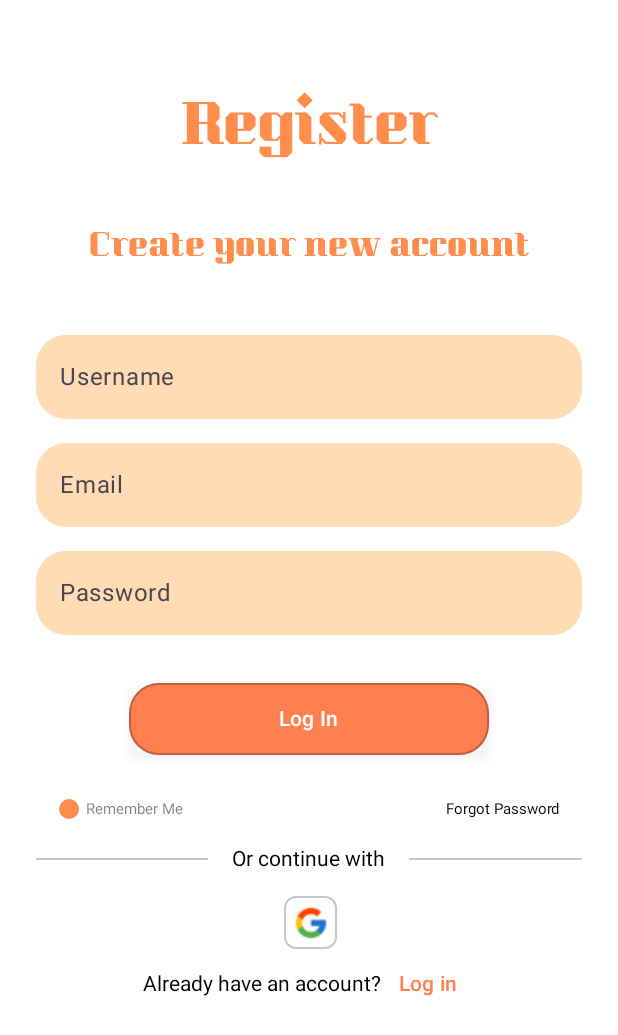
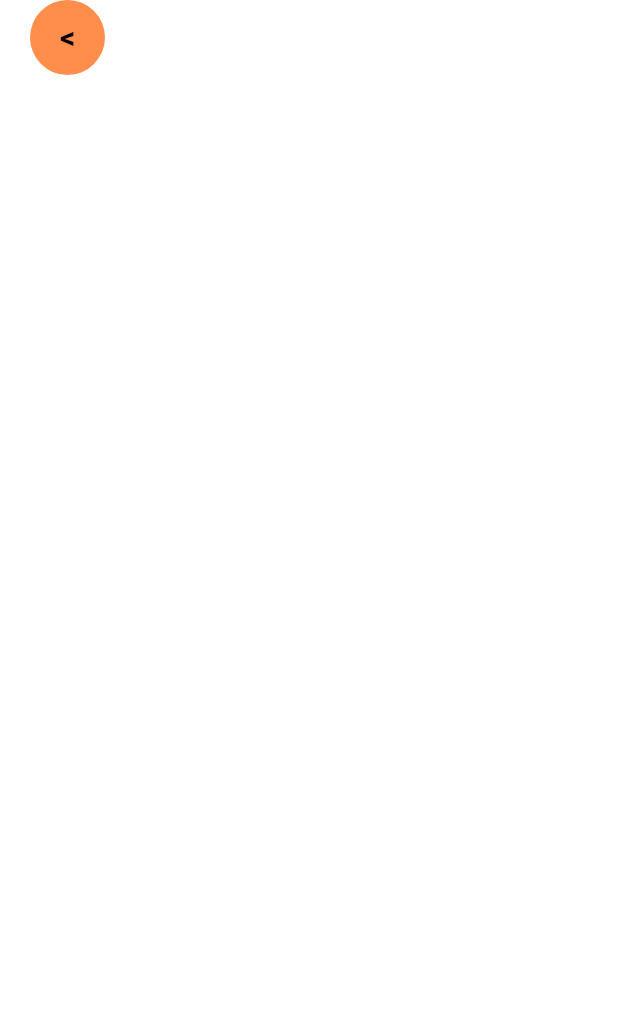
Before and after one commit to macalingagerald/PetPal_diffVer, an Android app built with Jetpack Compose: the @Preview function RegisterScreen, on a phone screen of 412 x 824 dp. Shown: the top 1035 px of the screen. Run offline under Robolectric (Android 15) with nearby library versions, the phone set to English and light mode, and no system bars.

Commit message:
di pa tapos polishing niyan a

```diff
--- a/PetPal2/app/src/main/java/com/example/petpal/MainActivity.kt
+++ b/PetPal2/app/src/main/java/com/example/petpal/MainActivity.kt
@@ -17,8 +17,7 @@ class MainActivity : ComponentActivity() {
     override fun onCreate(savedInstanceState: Bundle?) {
         super.onCreate(savedInstanceState)
         setContent {
-            PetPalTheme {
-            }
+            LoginScreen()
         }
     }
 }
--- a/PetPal2/app/src/main/java/com/example/petpal/Register.kt
+++ b/PetPal2/app/src/main/java/com/example/petpal/Register.kt
@@ -41,6 +41,7 @@ import androidx.compose.ui.draw.shadow
 import androidx.compose.ui.graphics.Color
 import androidx.compose.ui.res.painterResource
 import androidx.compose.ui.text.TextStyle
+import androidx.compose.ui.text.font.FontWeight
 import androidx.compose.ui.text.input.PasswordVisualTransformation
 import androidx.compose.ui.text.style.TextAlign
 import androidx.compose.ui.tooling.preview.Preview
@@ -73,213 +74,33 @@ fun RegisterScreen() {
     Box(
         modifier = Modifier
             .fillMaxSize()
+            .background(Color.White)
             .safeDrawingPadding()
-            .background(Color.White)
     ) {
-        Column(
+        Row(
             modifier = Modifier
-                .fillMaxSize()
-                .padding(24.dp),
-            horizontalAlignment = Alignment.CenterHorizontally
+                .fillMaxWidth()
+                .align(Alignment.TopStart),
         ) {
-
-
-            Spacer(modifier = Modifier.height(32.dp))
-
-            Text(
-                text = "Register",
-                style = TextStyle(
-                    fontSize = 35.sp,
-                    fontFamily = kumarOne,
-                    color = smth_orange,
+            Button(
+                onClick = {},
+                shape = CircleShape,
+                colors = ButtonDefaults.buttonColors
+                    (containerColor = smth_orange,
+                    contentColor = smth_orange),
+                modifier = Modifier
+                    .size(50.dp)
+                    .offset(x = (20).dp)
+            ) {
+                Text(
+                    text = "<",
                     textAlign = TextAlign.Center,
+                    style = TextStyle(
+                        fontSize = 20.sp,
+                        color = Color.Black,
+                        fontWeight = FontWeight.Bold
+                    )
                 )
-            )
-
-            Spacer(modifier = Modifier.height(29.dp))
-            Text(
-                text = "Create your new account",
-                style = TextStyle(
-                    fontSize = 20.sp,
-                    fontFamily = kumarOne,
-                    color = smth_orange,
-                    textAlign = TextAlign.Center,
-                )
-            )
-
-            Spacer(modifier = Modifier.height(32.dp))
-
-            // Username TextField
-            TextField(
-                value = username,
-                onValueChange = { username = it },
-                placeholder = { Text("Username") },
-                modifier = Modifier
-                    .fillMaxWidth()
-                    .padding(vertical = 8.dp),
-                colors = TextFieldDefaults.colors(
-                    focusedTextColor = Color.Black,
-                    unfocusedTextColor = Color.Black,
-                    focusedContainerColor = light_orange,
-                    unfocusedContainerColor = light_orange,
-                    focusedIndicatorColor = Color.Transparent,
-                    unfocusedIndicatorColor = Color.Transparent,
-                    disabledIndicatorColor = Color.Transparent
-                ),
-                shape = RoundedCornerShape(20.dp)
-            )
-
-            // Email TextField
-            TextField(
-                value = email,
-                onValueChange = { email = it },
-                placeholder = { Text("Email") },
-                modifier = Modifier
-                    .fillMaxWidth()
-                    .padding(vertical = 8.dp),
-                colors = TextFieldDefaults.colors(
-                    focusedTextColor = Color.Black,
-                    unfocusedTextColor = Color.Black,
-                    focusedContainerColor = light_orange,
-                    unfocusedContainerColor = light_orange,
-                    focusedIndicatorColor = Color.Transparent,
-                    unfocusedIndicatorColor = Color.Transparent,
-                    disabledIndicatorColor = Color.Transparent
-                ),
-                shape = RoundedCornerShape(20.dp)
-            )
-
-            // Password TextField
-            TextField(
-                value = password,
-                onValueChange = { password = it },
-                placeholder = { Text("Password") },
-                visualTransformation = PasswordVisualTransformation(),
-                modifier = Modifier
-                    .fillMaxWidth()
-                    .padding(vertical = 8.dp),
-                colors = TextFieldDefaults.colors(
-                    focusedTextColor = Color.Black,
-                    unfocusedTextColor = Color.Black,
-                    focusedContainerColor = light_orange,
-                    unfocusedContainerColor = light_orange,
-                    focusedIndicatorColor = Color.Transparent,
-                    unfocusedIndicatorColor = Color.Transparent,
-                    disabledIndicatorColor = Color.Transparent
-                ),
-                shape = RoundedCornerShape(20.dp)
-            )
-
-            Spacer(modifier = Modifier.height(24.dp))
-
-            Button(
-                onClick = { /* Handle login */ },
-                modifier = Modifier
-                    .width(240.dp)
-                    .height(48.dp)
-                    .shadow(
-                        elevation = 4.dp,
-                        spotColor = Color(0x40000000),
-                        ambientColor = Color(0x40000000)
-                    )
-                    .border(
-                        width = 1.dp,
-                        color = Color(0x40000000),
-                        shape = RoundedCornerShape(size = 20.dp)
-                    ),
-                colors = ButtonDefaults.buttonColors(containerColor = coral), // Assuming you want a coral color
-                shape = RoundedCornerShape(20.dp)
-            ) {
-                Text("Log In")
-            }
-
-            Row(
-                modifier = Modifier
-                    .fillMaxWidth()
-                    .padding(horizontal = 60.dp),
-                horizontalArrangement = Arrangement.SpaceBetween
-            ) {
-                Button(onClick = {},
-                    shape = CircleShape,
-                    colors = ButtonDefaults.buttonColors(
-                        containerColor = smth_orange,
-                        contentColor = light_orange
-                    ),
-                    modifier = Modifier
-                        .size(13.dp)
-                        .offset(y = (29).dp)
-                        .offset(x = (-45).dp)) {
-                }
-
-                Text(
-                    text = "Remember Me",
-                    //fontFamily = alata,
-                    fontSize = 10.sp,
-                    color = smth_black,
-                    modifier = Modifier
-                        .offset(y = (30).dp)
-                        .offset(x = (-40).dp)
-                )
-
-                Spacer(modifier = Modifier.weight(0.5f))
-
-
-                Text(
-                    text = "Forgot Password",
-                    //fontFamily = alata,
-                    fontSize = 10.sp,
-                    color = Color.Black,
-                    modifier = Modifier
-                        .offset(y = (30).dp)
-                        .offset(x = (45).dp)
-                )
-            }
-
-            Spacer(modifier = Modifier.height(32.dp))
-
-            Row(
-                modifier = Modifier
-                    .fillMaxWidth()
-                    .padding(vertical = 16.dp),
-                verticalAlignment = Alignment.CenterVertically
-            ) {
-                Divider(modifier = Modifier.weight(1f))
-
-                Text(
-                    "Or continue with",
-                    modifier = Modifier.padding(horizontal = 16.dp))
-
-                Divider(modifier = Modifier.weight(1f))
-
-            }
-
-            OutlinedButton(
-                onClick = { /* Handle Google sign in */ },
-                modifier = Modifier
-                    .size(35.dp),
-                shape = RoundedCornerShape(8.dp),
-                contentPadding = PaddingValues(0.dp)
-            ) {
-                Icon(
-                    painter = painterResource(id = R.drawable.google), // Replace with actual Google icon resource
-                    contentDescription = "Google",
-                    modifier = Modifier.size(24.dp),
-                    tint = Color.Unspecified // Use this to keep the icon's original colors
-                )
-            }
-
-
-            Row(
-                modifier = Modifier.padding(bottom = 16.dp),
-                verticalAlignment = Alignment.CenterVertically
-            ) {
-                Text("Already have an account?")
-                TextButton(onClick = { /* Handle navigation to login */ }) {
-                    Text(
-                        "Log in",
-                        color = coral
-                    )
-                }
             }
         }
     }
--- a/PetPal2/app/src/main/java/com/example/petpal/WelcomeScreen.kt
+++ b/PetPal2/app/src/main/java/com/example/petpal/WelcomeScreen.kt
@@ -13,6 +13,7 @@ import androidx.compose.foundation.layout.fillMaxWidth
 import androidx.compose.foundation.layout.height
 import androidx.compose.foundation.layout.padding
 import androidx.compose.foundation.layout.size
+import androidx.compose.foundation.layout.width
 import androidx.compose.foundation.shape.RoundedCornerShape
 import androidx.compose.material3.Button
 import androidx.compose.material3.ButtonDefaults
@@ -24,6 +25,7 @@ import androidx.compose.runtime.Composable
 import androidx.compose.ui.Alignment
 import androidx.compose.ui.Modifier
 import androidx.compose.ui.draw.clip
+import androidx.compose.ui.draw.shadow
 import androidx.compose.ui.graphics.Color
 import androidx.compose.ui.layout.ContentScale
 import androidx.compose.ui.res.painterResource
@@ -33,6 +35,10 @@ import androidx.compose.ui.unit.dp
 import androidx.compose.ui.unit.sp
 import androidx.core.view.ViewCompat
 import androidx.core.view.WindowInsetsCompat
+import com.example.petpal.ui.theme.alata
+import com.example.petpal.ui.theme.kumarOne
+import com.example.petpal.ui.theme.poppinsBold
+import com.example.petpal.ui.theme.smth_orange
 
 class WelcomeScreen : AppCompatActivity() {
     override fun onCreate(savedInstanceState: Bundle?) {
@@ -53,7 +59,7 @@ fun Welcome() {
         Column(
             modifier = Modifier
                 .fillMaxSize()
-                .padding(24.dp),
+                .padding(40.dp),
             horizontalAlignment = Alignment.CenterHorizontally,
             verticalArrangement = Arrangement.Center
         ) {
@@ -62,24 +68,24 @@ fun Welcome() {
                 painter = painterResource(id = R.drawable.cat),
                 contentDescription = "PetPal Logo",
                 modifier = Modifier
-                    .size(150.dp) // Increased size of the logo
-                    .clip(RoundedCornerShape(16.dp)),
-                contentScale = ContentScale.Fit
+                    .size(180.dp)
             )
 
             Spacer(modifier = Modifier.height(24.dp))
 
-            Text(
-                text = "PetPal",
-                fontSize = 36.sp, // Increased font size for the title
-                fontWeight = FontWeight.Bold,
-                color = Color(0xFFFF9966)
+            Image(
+                painter = painterResource(id = R.drawable.title_logo),
+                contentDescription = "Title Logo",
+                modifier = Modifier
+                    .height(80.dp)
+                    .width(200.dp)
             )
 
             Text(
                 text = "Adopt. Care. Love.",
-                fontSize = 20.sp, // Increased font size for the subtitle
-                color = Color(0xFF666666).copy(alpha = 0.7f)
+                fontSize = 15.sp,
+                fontFamily = poppinsBold,
+                color = smth_orange
             )
 
             Spacer(modifier = Modifier.height(32.dp))
@@ -89,7 +95,7 @@ fun Welcome() {
                 onClick = { /* TODO: Handle login */ },
                 modifier = Modifier
                     .fillMaxWidth()
-                    .height(56.dp), // Increased button height
+                    .height(55.dp), // Increased button height
                 shape = RoundedCornerShape(16.dp), // Slightly rounder button corners
                 colors = ButtonDefaults.outlinedButtonColors(
                     contentColor = Color(0xFF666666)
@@ -97,7 +103,9 @@ fun Welcome() {
             ) {
                 Text(
                     text = "Log In",
-                    fontSize = 18.sp // Increased button text size
+                    fontSize = 18.sp,
+                    fontFamily = alata,
+                    color = smth_orange
                 )
             }
 
@@ -117,7 +125,9 @@ fun Welcome() {
             ) {
                 Text(
                     text = "Sign Up",
-                    fontSize = 18.sp // Increased button text size
+                    fontSize = 18.sp,
+                    fontFamily = alata,
+                    color = Color.Black
                 )
             }
 
@@ -126,13 +136,14 @@ fun Welcome() {
             // Skip text
             TextButton(
                 onClick = { /* TODO: Handle skip */ },
-                colors = ButtonDefaults.textButtonColors(
-                    contentColor = Color(0xFF666666)
-                )
+                colors = ButtonDefaults.textButtonColors
+                    (contentColor = Color(0xFF666666))
             ) {
                 Text(
                     text = "Skip",
-                    fontSize = 16.sp // Increased font size for skip text
+                    fontSize = 16.sp,
+                    fontFamily = alata,
+                    color = Color(0x80000000)
                 )
             }
         }
```
